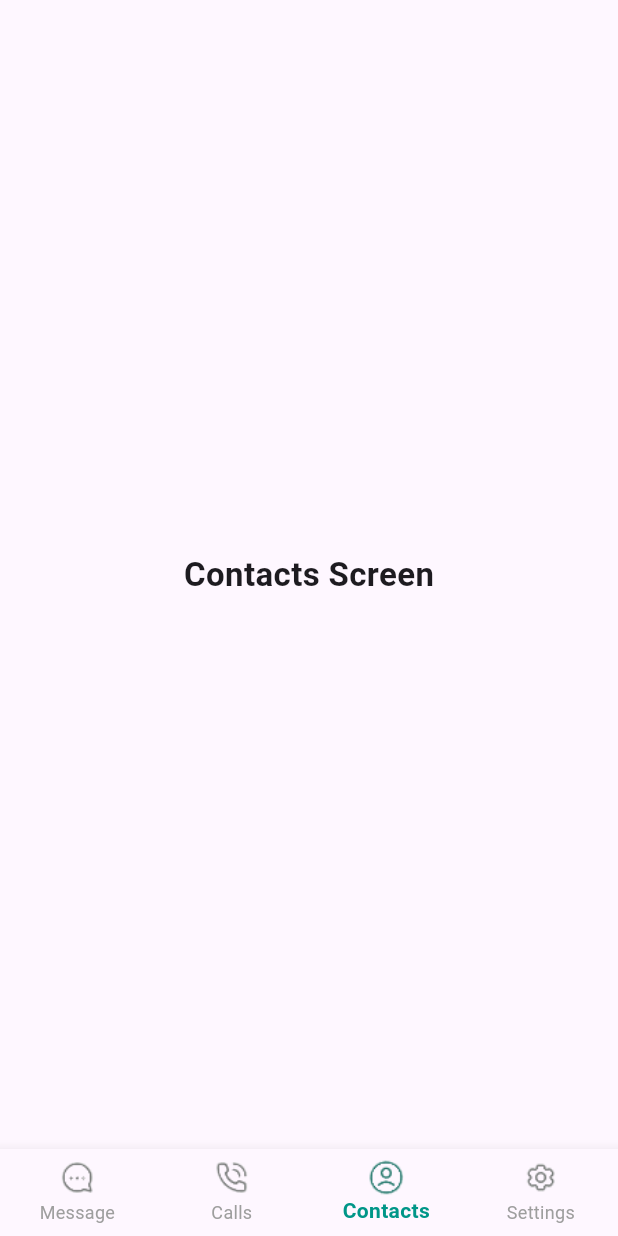
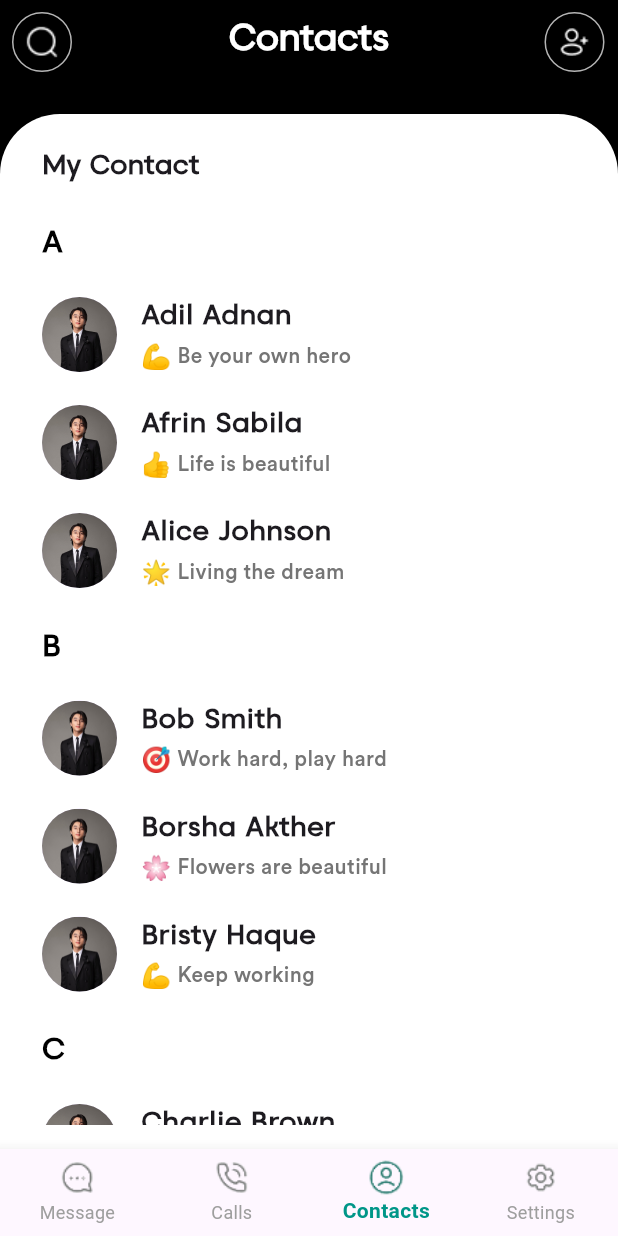
Before and after one commit to Hieutapcode3/Distributed_Application_Hive, a Flutter app: the screen it shows after launch, item 3 of the bottom bar chosen, on a phone screen of 412 x 824 dp. Run offline on Flutter 3.47's test engine with Material 3 defaults, Android fonts, the phone set to English and light mode, and no system bars; our stand-ins replace firebase_auth, firebase_core, flutter_riverpod, hive, hive_flutter, sign_in_button; accounts and stored records are empty; statements that could not run were skipped.

Commit message:
add contact, setting page

```diff
--- /dev/null
+++ b/lib/features/home/models/contact.dart
@@ -0,0 +1,15 @@
+class Contact {
+  final String name;
+  final String status;
+  final String avatar;
+  final String emoji;
+
+  const Contact({
+    required this.name,
+    required this.status,
+    required this.avatar,
+    required this.emoji,
+  });
+
+  String get firstLetter => name.isNotEmpty ? name[0].toUpperCase() : '';
+}
--- /dev/null
+++ b/lib/features/home/view/contacts_screen.dart
@@ -0,0 +1,240 @@
+import 'package:flutter/material.dart';
+import '../models/contact.dart';
+import '../widgets/contact_item.dart';
+import '../widgets/contacts_app_bar.dart';
+
+class ContactsScreen extends StatelessWidget {
+  const ContactsScreen({super.key});
+
+  // Dữ liệu mẫu cho danh bạ
+  static const List<Contact> _contacts = [
+    Contact(
+      name: "Afrin Sabila",
+      status: "Life is beautiful",
+      avatar: "assets/image/mtp.jpg",
+      emoji: "👍",
+    ),
+    Contact(
+      name: "Adil Adnan",
+      status: "Be your own hero",
+      avatar: "assets/image/mtp.jpg",
+      emoji: "💪",
+    ),
+    Contact(
+      name: "Bristy Haque",
+      status: "Keep working",
+      avatar: "assets/image/mtp.jpg",
+      emoji: "💪",
+    ),
+    Contact(
+      name: "John Borino",
+      status: "Make yourself proud",
+      avatar: "assets/image/mtp.jpg",
+      emoji: "😊",
+    ),
+    Contact(
+      name: "Borsha Akther",
+      status: "Flowers are beautiful",
+      avatar: "assets/image/mtp.jpg",
+      emoji: "🌸",
+    ),
+    Contact(
+      name: "Sheik Sadi",
+      status: "Stay positive",
+      avatar: "assets/image/mtp.jpg",
+      emoji: "✨",
+    ),
+    Contact(
+      name: "Alice Johnson",
+      status: "Living the dream",
+      avatar: "assets/image/mtp.jpg",
+      emoji: "🌟",
+    ),
+    Contact(
+      name: "Bob Smith",
+      status: "Work hard, play hard",
+      avatar: "assets/image/mtp.jpg",
+      emoji: "🎯",
+    ),
+    Contact(
+      name: "Charlie Brown",
+      status: "Every day is a gift",
+      avatar: "assets/image/mtp.jpg",
+      emoji: "🎁",
+    ),
+    Contact(
+      name: "David Wilson",
+      status: "Believe in yourself",
+      avatar: "assets/image/mtp.jpg",
+      emoji: "💫",
+    ),
+    Contact(
+      name: "Emma Davis",
+      status: "Spread kindness",
+      avatar: "assets/image/mtp.jpg",
+      emoji: "💝",
+    ),
+    Contact(
+      name: "Frank Miller",
+      status: "Never give up",
+      avatar: "assets/image/mtp.jpg",
+      emoji: "🔥",
+    ),
+    Contact(
+      name: "Grace Lee",
+      status: "Be grateful",
+      avatar: "assets/image/mtp.jpg",
+      emoji: "🙏",
+    ),
+    Contact(
+      name: "Henry Taylor",
+      status: "Dream big",
+      avatar: "assets/image/mtp.jpg",
+      emoji: "🚀",
+    ),
+    Contact(
+      name: "Ivy Chen",
+      status: "Stay curious",
+      avatar: "assets/image/mtp.jpg",
+      emoji: "🔍",
+    ),
+    Contact(
+      name: "Jack Anderson",
+      status: "Make it happen",
+      avatar: "assets/image/mtp.jpg",
+      emoji: "⚡",
+    ),
+    Contact(
+      name: "Kate Martinez",
+      status: "Choose happiness",
+      avatar: "assets/image/mtp.jpg",
+      emoji: "😄",
+    ),
+    Contact(
+      name: "Liam Thompson",
+      status: "Be authentic",
+      avatar: "assets/image/mtp.jpg",
+      emoji: "💎",
+    ),
+    Contact(
+      name: "Maya Rodriguez",
+      status: "Embrace change",
+      avatar: "assets/image/mtp.jpg",
+      emoji: "🦋",
+    ),
+    Contact(
+      name: "Noah Garcia",
+      status: "Stay focused",
+      avatar: "assets/image/mtp.jpg",
+      emoji: "🎯",
+    ),
+  ];
+
+  @override
+  Widget build(BuildContext context) {
+    // Sắp xếp danh sách theo tên
+    final sortedContacts = List<Contact>.from(_contacts)
+      ..sort((a, b) => a.name.compareTo(b.name));
+
+    // Nhóm danh sách theo chữ cái đầu
+    final Map<String, List<Contact>> groupedContacts = {};
+    for (final contact in sortedContacts) {
+      final firstLetter = contact.firstLetter;
+      if (!groupedContacts.containsKey(firstLetter)) {
+        groupedContacts[firstLetter] = [];
+      }
+      groupedContacts[firstLetter]!.add(contact);
+    }
+
+    return Scaffold(
+      backgroundColor: Colors.black,
+      appBar: const ContactsAppBar(),
+      body: Container(
+        color: Colors.black,
+        child: Column(
+          children: [
+            const SizedBox(height: 20),
+
+            // Container bo góc trên - nền trắng
+            Expanded(
+              child: Container(
+                decoration: const BoxDecoration(
+                  color: Colors.white,
+                  borderRadius: BorderRadius.only(
+                    topLeft: Radius.circular(40),
+                    topRight: Radius.circular(40),
+                  ),
+                ),
+                child: Padding(
+                  padding: const EdgeInsets.symmetric(
+                    vertical: 16,
+                    horizontal: 12,
+                  ),
+                  child: Column(
+                    crossAxisAlignment: CrossAxisAlignment.start,
+                    children: [
+                      // Tiêu đề "My Contact"
+                      const Padding(
+                        padding: EdgeInsets.only(left: 16, bottom: 16, top: 8),
+                        child: Text(
+                          "My Contact",
+                          style: TextStyle(
+                            fontSize: 18,
+                            fontWeight: FontWeight.bold,
+                            fontFamily: 'Caros',
+                          ),
+                        ),
+                      ),
+
+                      // Danh sách liên hệ được phân theo bảng chữ cái
+                      Expanded(
+                        child: ListView.builder(
+                          itemCount: groupedContacts.length,
+                          itemBuilder: (context, index) {
+                            final sortedKeys = groupedContacts.keys.toList()
+                              ..sort();
+                            final letter = sortedKeys[index];
+                            final contacts = groupedContacts[letter]!;
+
+                            return Column(
+                              crossAxisAlignment: CrossAxisAlignment.start,
+                              children: [
+                                // Header chữ cái
+                                Padding(
+                                  padding: const EdgeInsets.symmetric(
+                                    horizontal: 16,
+                                    vertical: 8,
+                                  ),
+                                  child: Text(
+                                    letter,
+                                    style: const TextStyle(
+                                      fontSize: 20,
+                                      fontWeight: FontWeight.bold,
+                                      color: Colors.black,
+                                      fontFamily: 'Caros',
+                                    ),
+                                  ),
+                                ),
+                                // Danh sách liên hệ trong nhóm
+                                ...contacts.map(
+                                  (contact) => ContactItem(contact: contact),
+                                ),
+                                // Khoảng cách giữa các nhóm
+                                if (index < groupedContacts.length - 1)
+                                  const SizedBox(height: 8),
+                              ],
+                            );
+                          },
+                        ),
+                      ),
+                    ],
+                  ),
+                ),
+              ),
+            ),
+          ],
+        ),
+      ),
+    );
+  }
+}
--- a/lib/features/home/view/mainscreens.dart
+++ b/lib/features/home/view/mainscreens.dart
@@ -1,5 +1,5 @@
 import 'package:distributed_application_hive/features/home/view/callscreens.dart';
-import 'package:distributed_application_hive/features/home/view/contactscreens.dart';
+import 'package:distributed_application_hive/features/home/view/contacts_screen.dart';
 import 'package:distributed_application_hive/features/home/view/home.dart';
 import 'package:distributed_application_hive/features/home/view/settingscreens.dart';
 import 'package:flutter/material.dart';
--- /dev/null
+++ b/lib/features/home/widgets/contact_item.dart
@@ -0,0 +1,45 @@
+import 'package:flutter/material.dart';
+import '../models/contact.dart';
+
+class ContactItem extends StatelessWidget {
+  final Contact contact;
+
+  const ContactItem({super.key, required this.contact});
+
+  @override
+  Widget build(BuildContext context) {
+    return ListTile(
+      leading: CircleAvatar(
+        radius: 25,
+        backgroundImage: AssetImage(contact.avatar),
+      ),
+      title: Text(
+        contact.name,
+        style: const TextStyle(
+          fontWeight: FontWeight.bold,
+          fontFamily: 'Caros',
+          fontSize: 18,
+        ),
+      ),
+      subtitle: Row(
+        children: [
+          Text(contact.emoji, style: const TextStyle(fontSize: 16)),
+          const SizedBox(width: 4),
+          Text(
+            contact.status,
+            style: TextStyle(
+              color: Colors.grey[600],
+              fontSize: 14,
+              fontFamily: 'Circular Std',
+            ),
+          ),
+        ],
+      ),
+      onTap: () {
+        ScaffoldMessenger.of(
+          context,
+        ).showSnackBar(SnackBar(content: Text('Tapped on ${contact.name}')));
+      },
+    );
+  }
+}
--- /dev/null
+++ b/lib/features/home/widgets/contacts_app_bar.dart
@@ -0,0 +1,74 @@
+import 'package:flutter/material.dart';
+
+class ContactsAppBar extends StatelessWidget implements PreferredSizeWidget {
+  const ContactsAppBar({super.key});
+
+  @override
+  Widget build(BuildContext context) {
+    return AppBar(
+      automaticallyImplyLeading: false,
+      title: const Text(
+        'Contacts',
+        style: TextStyle(
+          color: Colors.white,
+          fontSize: 24,
+          fontWeight: FontWeight.bold,
+          fontFamily: 'Caros',
+        ),
+      ),
+      backgroundColor: Colors.transparent,
+      elevation: 0,
+      centerTitle: true,
+      leading: IconButton(
+        icon: Container(
+          padding: const EdgeInsets.all(8),
+          decoration: BoxDecoration(
+            shape: BoxShape.circle,
+            border: Border.all(
+              color: const Color.fromARGB(180, 255, 255, 255),
+              width: 1,
+            ),
+          ),
+          child: Image.asset(
+            'assets/image/Search.png',
+            width: 24,
+            height: 24,
+            color: Colors.white,
+          ),
+        ),
+        onPressed: () {
+          ScaffoldMessenger.of(
+            context,
+          ).showSnackBar(const SnackBar(content: Text('Search tapped!')));
+        },
+      ),
+      actions: [
+        IconButton(
+          icon: Container(
+            padding: const EdgeInsets.all(8),
+            decoration: BoxDecoration(
+              shape: BoxShape.circle,
+              border: Border.all(
+                color: const Color.fromARGB(180, 255, 255, 255),
+                width: 1,
+              ),
+            ),
+            child: Image.asset(
+              'assets/image/user_add.png',
+              width: 24,
+              height: 24,
+            ),
+          ),
+          onPressed: () {
+            ScaffoldMessenger.of(context).showSnackBar(
+              const SnackBar(content: Text('Add contact tapped!')),
+            );
+          },
+        ),
+      ],
+    );
+  }
+
+  @override
+  Size get preferredSize => const Size.fromHeight(kToolbarHeight);
+}
```
Also changed, not shown: lib/features/home/models/setting_item.dart (added, +15 -0 lines), lib/features/home/view/settingscreens.dart (+125 -5 lines), lib/features/home/widgets/setting_item_widget.dart (added, +59 -0 lines), lib/features/home/widgets/settings_app_bar.dart (added, +37 -0 lines), lib/features/home/widgets/user_profile_section.dart (added, +70 -0 lines), assets/image/Back.png (added), assets/image/Data.png (added), assets/image/Help.png (added), assets/image/Notification.png (added), assets/image/Qr_code.png (added), assets/image/Users.png (added), assets/image/account.png (added), assets/image/user_add.png (added).
